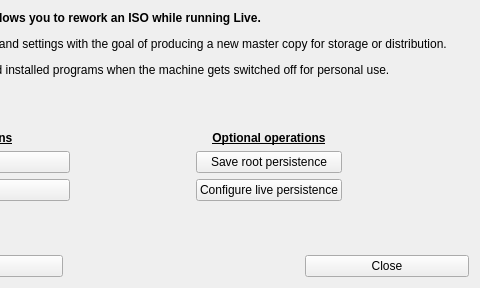
Before: the Qt Designer form mxremastercc.ui in AdrianTM/mx-remastercc, drawn with Qt 5; both pictures show x 280 to 760 and y 0 to 288 of the 760 by 288 pixel window.
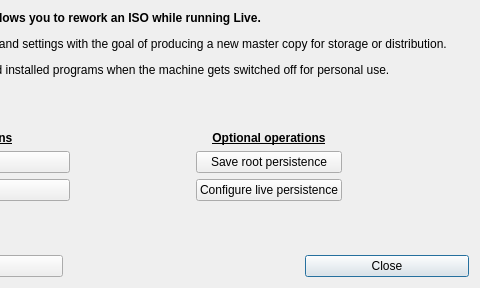
After: the same form once the commit is applied. Icons and pictures are not drawn.

The edit to the form file:
```diff
--- a/mxremastercc.ui
+++ b/mxremastercc.ui
@@ -232,7 +232,10 @@
           <string>Alt+N</string>
          </property>
          <property name="autoDefault">
-          <bool>false</bool>
+          <bool>true</bool>
+         </property>
+         <property name="default">
+          <bool>true</bool>
          </property>
         </widget>
        </item>
```
Left out of the diff: 12 changed lines with no effect on the pictures.
